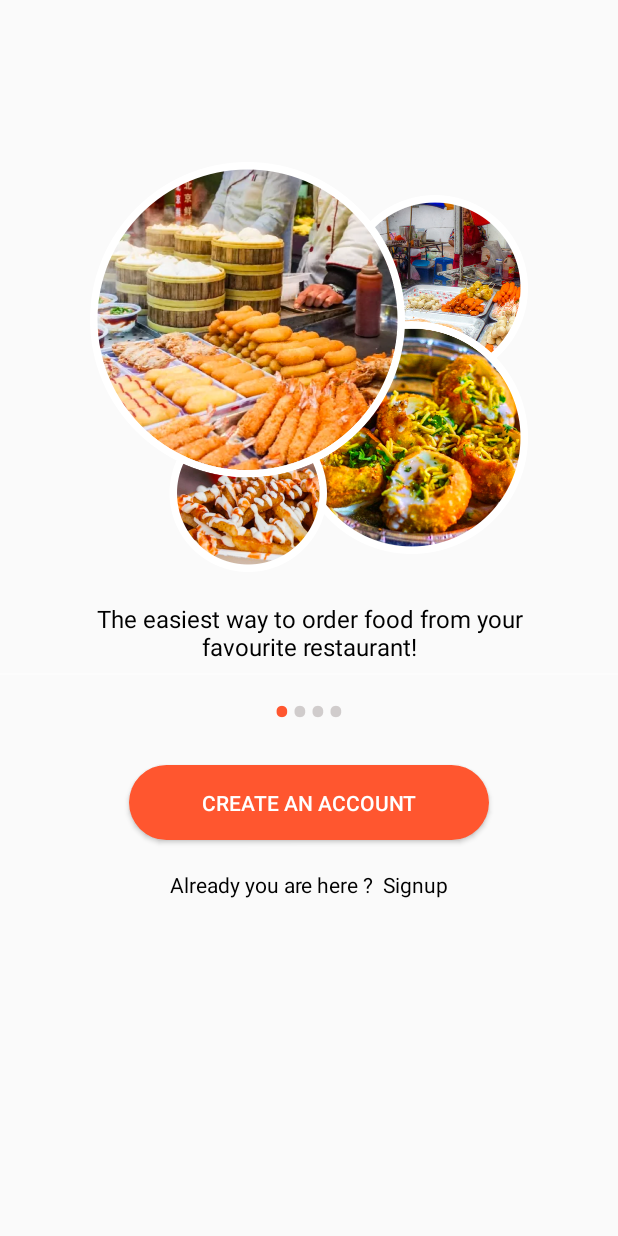
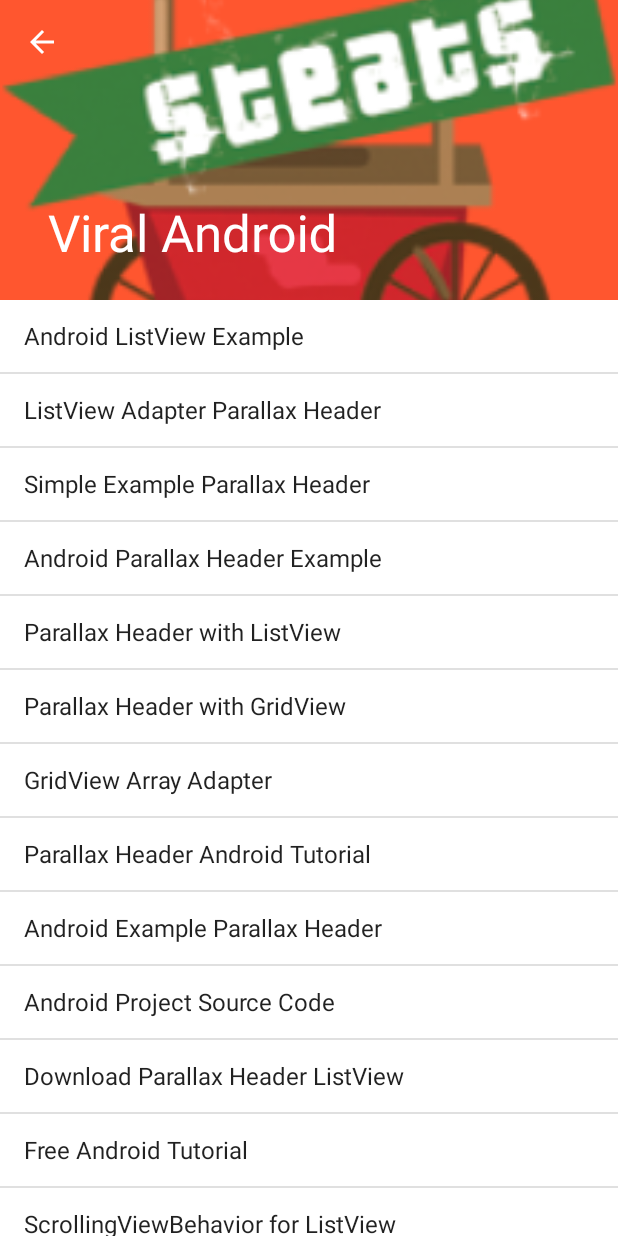
Before and after one commit to prakashkumar001/steats, an Android app: the screen it shows after launch (IntroSlider before the commit, HotelDetail after it), on a phone screen of 412 x 824 dp. Run offline under Robolectric (Android 15) with nearby library versions, the phone set to English and light mode, and no system bars.

Commit message:
product detail

```diff
--- a/app/src/main/AndroidManifest.xml
+++ b/app/src/main/AndroidManifest.xml
@@ -9,7 +9,7 @@
         android:roundIcon="@mipmap/logo"
         android:supportsRtl="true"
         android:theme="@style/AppTheme.NoActionBar">
-        <activity android:name=".intro.IntroSlider">
+        <activity android:name=".activities.HotelDetail">
             <intent-filter>
                 <action android:name="android.intent.action.MAIN" />
 
--- /dev/null
+++ b/app/src/main/java/street/com/eats/activities/HotelDetail.java
@@ -0,0 +1,70 @@
+package street.com.eats.activities;
+
+import android.os.Bundle;
+import android.support.annotation.Nullable;
+import android.support.design.widget.CollapsingToolbarLayout;
+import android.support.design.widget.CoordinatorLayout;
+import android.support.v7.app.AppCompatActivity;
+import android.support.v7.widget.RecyclerView;
+import android.support.v7.widget.Toolbar;
+import android.view.View;
+import android.widget.AdapterView;
+import android.widget.ArrayAdapter;
+import android.widget.ListView;
+import android.widget.Toast;
+
+import street.com.eats.R;
+
+public class HotelDetail extends AppCompatActivity {
+    Toolbar androidToolbar;
+    CollapsingToolbarLayout mCollapsingToolbarLayout;
+    CoordinatorLayout mRootLayout;
+    ListView mListView;
+    @Override
+    protected void onCreate(@Nullable Bundle savedInstanceState) {
+        super.onCreate(savedInstanceState);
+        setContentView(R.layout.hotel_detail);
+        initToolbar();
+        initInstances();
+
+        mListView = (ListView) findViewById(R.id.listView);
+        String[] listStringValue = new String[]{"Android ListView Example", "ListView Adapter Parallax Header", "Simple Example Parallax Header", "Android Parallax Header Example",
+                "Parallax Header with ListView", "Parallax Header with GridView", "GridView Array Adapter", "Parallax Header Android Tutorial", "Android Example Parallax Header", "Android Project Source Code",
+                "Download Parallax Header ListView", "Free Android Tutorial", "ScrollingViewBehavior for ListView", "ListView Inside NestedScrollView", "Scroll Layout Containing ListView", "Array Adapter Source Code",
+                "Open Source Android Project", "Custom List View Inside NestedScrollView",
+        };
+
+        ArrayAdapter<String> adapter = new ArrayAdapter<String>(this,
+                android.R.layout.simple_list_item_1, android.R.id.text1, listStringValue);
+
+        mListView.setAdapter(adapter);
+
+        mListView.setOnItemClickListener(new AdapterView.OnItemClickListener() {
+            @Override
+            public void onItemClick(AdapterView<?> parent, View view,
+                                    int position, long id) {
+                int itemPosition = position;
+                String itemValue = (String) mListView.getItemAtPosition(position);
+                Toast.makeText(getApplicationContext(),
+                        "ListView Item Position :" + itemPosition + "  ListView Item Text : " + itemValue, Toast.LENGTH_LONG).show();
+            }
+
+        });
+    }
+
+    private void initToolbar() {
+        androidToolbar = (Toolbar) findViewById(R.id.toolbar_android);
+        setSupportActionBar(androidToolbar);
+    }
+
+    private void initInstances() {
+
+        getSupportActionBar().setHomeButtonEnabled(true);
+        getSupportActionBar().setDisplayHomeAsUpEnabled(true);
+        mRootLayout = (CoordinatorLayout) findViewById(R.id.coordinatorRootLayout);
+        mCollapsingToolbarLayout = (CollapsingToolbarLayout) findViewById(R.id.collapsingToolbarLayoutAndroidExample);
+        mCollapsingToolbarLayout.setTitle("Viral Android");
+    }
+
+
+}
--- /dev/null
+++ b/app/src/main/res/layout/hotel_detail.xml
@@ -0,0 +1,65 @@
+<android.support.design.widget.CoordinatorLayout android:id="@+id/coordinatorRootLayout"
+    android:layout_width="match_parent"
+    android:layout_height="match_parent"
+    xmlns:android="http://schemas.android.com/apk/res/android"
+    xmlns:app="http://schemas.android.com/apk/res-auto">
+
+        <android.support.design.widget.AppBarLayout
+            android:layout_width="match_parent"
+            android:id="@+id/android_appbar_layout"
+            android:layout_height="200dp"
+            android:theme="@style/ThemeOverlay.AppCompat.Dark.ActionBar">
+
+            <android.support.design.widget.CollapsingToolbarLayout
+                android:id="@+id/collapsingToolbarLayoutAndroidExample"
+                android:layout_width="match_parent"
+                android:layout_height="match_parent"
+                app:contentScrim="?attr/colorPrimary"
+                app:layout_scrollFlags="scroll|exitUntilCollapsed">
+
+                <ImageView
+                    android:id="@+id/parallax_header_imageview"
+                    android:layout_width="match_parent"
+                    android:layout_height="match_parent"
+                    android:scaleType="centerCrop"
+                    android:src="@mipmap/logo"
+                    app:layout_collapseMode="parallax"
+                    app:layout_collapseParallaxMultiplier="0.7" />
+
+                <android.support.v7.widget.Toolbar
+                    android:id="@+id/toolbar_android"
+                    android:layout_width="match_parent"
+                    android:layout_height="?attr/actionBarSize"
+                    app:layout_collapseMode="pin"
+                    app:popupTheme="@style/ThemeOverlay.AppCompat.Light"
+                    app:theme="@style/ThemeOverlay.AppCompat.Dark.ActionBar" />
+
+            </android.support.design.widget.CollapsingToolbarLayout>
+
+        </android.support.design.widget.AppBarLayout>
+
+        <android.support.v4.widget.NestedScrollView
+            android:layout_width="match_parent"
+            android:id="@+id/nested_scroll_view"
+            android:layout_height="match_parent"
+            android:fillViewport="true"
+            app:layout_behavior="@string/appbar_scrolling_view_behavior">
+
+            <LinearLayout
+                android:id="@+id/linear_layout_android"
+                android:layout_width="match_parent"
+                android:layout_height="match_parent"
+                android:orientation="vertical">
+
+                <ListView
+                    android:id="@+id/listView"
+                    android:layout_width="match_parent"
+                    android:dividerHeight="1dp"
+                    android:background="#fff"
+                    android:layout_height="match_parent"/>
+
+            </LinearLayout>
+
+        </android.support.v4.widget.NestedScrollView>
+
+    </android.support.design.widget.CoordinatorLayout>
```
Also changed, not shown: app/src/main/res/layout/changepassword.xml (added, +70 -0 lines), app/src/main/res/layout/detail_content.xml (added, +38 -0 lines), app/src/main/res/values/styles.xml (+10 -0 lines).
